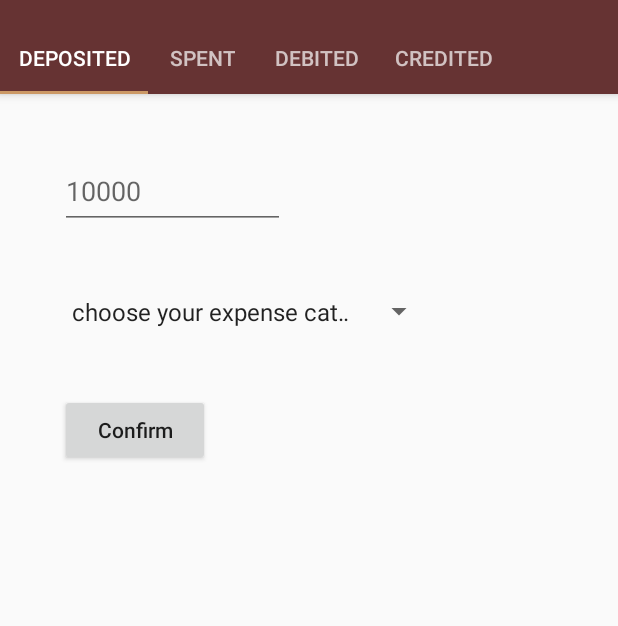
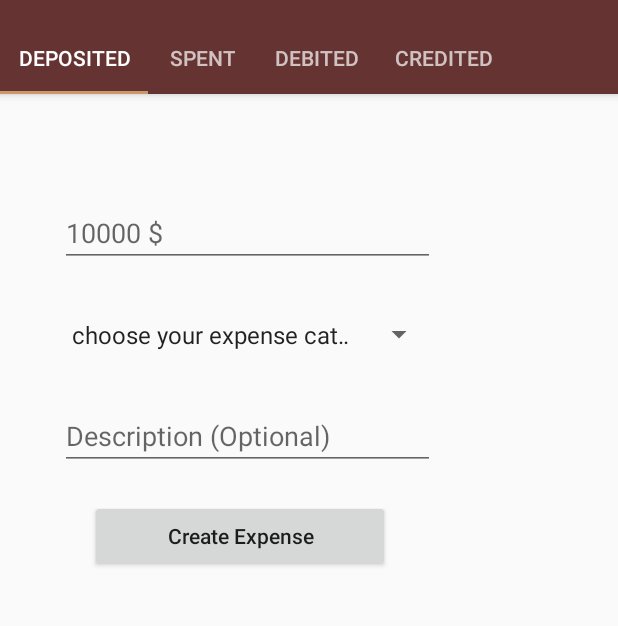
Before and after one commit to ETS-Android1/iManage, an Android app: the fragment ExpenseFragment placed in its activity, on a phone screen of 412 x 824 dp, the part 62-688 px from its top. Run offline under Robolectric (Android 15) with nearby library versions, the phone set to English and light mode, and no system bars; our stand-ins replace Volley; network calls fail; 1 statement that could not run was skipped.

Commit message:
As a user, I should be able to save an expense

```diff
--- a/app/build.gradle
+++ b/app/build.gradle
@@ -25,6 +25,7 @@ dependencies {
     implementation 'com.android.support:design:28.0.0'
     implementation 'com.android.support.constraint:constraint-layout:1.1.3'
     implementation 'com.android.volley:volley:1.1.1'
+    //implementation 'com.github.f0ris.sweetalert:library:1.5.1'
     testImplementation 'junit:junit:4.12'
     androidTestImplementation 'com.android.support.test:runner:1.0.2'
     androidTestImplementation 'com.android.support.test.espresso:espresso-core:3.0.2'
--- a/app/src/main/java/com/example/nahimana/imanage/ExpenseFragment.java
+++ b/app/src/main/java/com/example/nahimana/imanage/ExpenseFragment.java
@@ -1,6 +1,5 @@
 package com.example.nahimana.imanage;
 
-import android.content.Context;
 import android.os.Bundle;
 import android.support.annotation.NonNull;
 import android.support.annotation.Nullable;
@@ -10,20 +9,50 @@ import android.view.View;
 import android.view.ViewGroup;
 import android.widget.AdapterView;
 import android.widget.ArrayAdapter;
+import android.widget.Button;
+import android.widget.EditText;
 import android.widget.Spinner;
 import android.widget.Toast;
 
+import com.android.volley.Request;
+import com.android.volley.Response;
+import com.android.volley.VolleyError;
+import com.android.volley.toolbox.StringRequest;
+import com.example.nahimana.imanage.helpers.Constants;
+import com.example.nahimana.imanage.helpers.RequestHandler;
+import com.example.nahimana.imanage.helpers.SharedUserData;
+
+import org.json.JSONException;
+import org.json.JSONObject;
+
+import java.util.HashMap;
+import java.util.Map;
+
 public class ExpenseFragment extends Fragment implements AdapterView.OnItemSelectedListener {
 
+     public EditText etxAmount, etxDescription;
+     public Spinner spCategory;
+     public String  description, category, amount;
+     Button btnExpense;
 
     @Nullable
     @Override
     public View onCreateView(@NonNull LayoutInflater inflater, @Nullable ViewGroup container, @Nullable Bundle savedInstanceState) {
 
-
-
         View view = inflater.inflate(R.layout.fragment_expense, container,false);
 
+            etxAmount = view.findViewById(R.id.takenMoney);
+            etxDescription = view.findViewById(R.id.description);
+            spCategory = view.findViewById(R.id.expenseReason);
+
+            btnExpense = view.findViewById(R.id.storeExpense);
+            btnExpense.setOnClickListener(new View.OnClickListener() {
+                @Override
+                public void onClick(View v) {
+                    storeExpense();
+                    Toast.makeText(getContext(),"amount: " +"description: ",Toast.LENGTH_LONG).show();
+                }
+            });
 
         return  view;
        }
@@ -31,14 +60,14 @@ public class ExpenseFragment extends Fragment implements AdapterView.OnItemSelec
     @Override
     public void onViewCreated(@NonNull View view, @Nullable Bundle savedInstanceState) {
         try {
-
-
             Spinner spinner = getView().findViewById(R.id.expenseReason);
             ArrayAdapter<CharSequence> adapter = ArrayAdapter.createFromResource(getContext(), R.array.available_expenses, android.R.layout.simple_spinner_item);
             adapter.setDropDownViewResource(android.R.layout.simple_spinner_dropdown_item);
             spinner.setAdapter(adapter);
             spinner.setOnItemSelectedListener(this);
             // super.onViewCreated(view, savedInstanceState);
+
+
         }
           catch (Exception e) {
             e.printStackTrace();
@@ -55,8 +84,36 @@ try {
     public void onNothingSelected(AdapterView<?> parent) {
 
     }
-    public void setExpense()
+    public void storeExpense()
     {
+        StringRequest sr = new StringRequest(Request.Method.POST, Constants.EXPENSE_CREATE_URL, new Response.Listener<String>() {
+            @Override
+            public void onResponse(String response) {
+                try {
+                    JSONObject jo = new JSONObject(response);
+                    Toast.makeText(getContext(),jo.getString("message"), Toast.LENGTH_LONG).show();
+                } catch (JSONException e) {
+                    e.printStackTrace();
+                }
 
             }
+
+        }, new Response.ErrorListener() {
+            @Override
+            public void onErrorResponse(VolleyError error) {
+                error.printStackTrace();
             }
+        }) {
+          protected Map<String, String> getParams(){
+              Map<String, String> params = new HashMap<>();
+              params.put("category", spCategory.getSelectedItem().toString());
+              params.put("description", etxDescription.getText().toString());
+              params.put("amount", etxAmount.getText().toString());
+              params.put("user_id", SharedUserData.getInstance(getContext()).getUserId());
+              params.put("token", SharedUserData.getInstance(getContext()).getToken());
+              return  params;
+          }
+        };
+        RequestHandler.getInstance(getContext()).addToRequestQueue(sr);
+    }
+}
--- a/app/src/main/java/com/example/nahimana/imanage/User.java
+++ b/app/src/main/java/com/example/nahimana/imanage/User.java
@@ -131,6 +131,7 @@ public class User extends AppCompatActivity {
             }
         };
          RequestHandler.getInstance(this).addToRequestQueue(sr);
+
     }
 
 }
--- a/app/src/main/java/com/example/nahimana/imanage/helpers/Constants.java
+++ b/app/src/main/java/com/example/nahimana/imanage/helpers/Constants.java
@@ -3,11 +3,12 @@ package com.example.nahimana.imanage.helpers;
 public class Constants {
 
 //    public static final String ROOT_URL="http://10.0.2.2/android-recyclerview-api/index.php";
-    public static final String ROOT_URL="http://172.168.43.29/api/";
+//    public static final String ROOT_URL="http://172.20.10.5/api/";
+    public static final String ROOT_URL="http://192.168.43.29/api/";
     public static final String USER_REGISTER_URL=ROOT_URL+"users";
     public static final String LOGIN_URL = ROOT_URL+"auth/user";
     public static final String RAISE_POCKET_URL = ROOT_URL+"Controller/ActionsHandler.php";
-    public static final String EXPENSE_URL = ROOT_URL+"Controller/expense.php";
+    public static final String EXPENSE_CREATE_URL = ROOT_URL+"expenses";
 
 
 
--- a/app/src/main/res/layout/fragment_expense.xml
+++ b/app/src/main/res/layout/fragment_expense.xml
@@ -2,28 +2,41 @@
 <RelativeLayout xmlns:android="http://schemas.android.com/apk/res/android"
     android:layout_width="match_parent"
     android:layout_height="match_parent"
-    android:padding="20dp">
+    xmlns:tools="http://schemas.android.com/tools"
+    android:padding="40dp"
+    android:layout_centerHorizontal="true"
+    tools:Context=".ExpenseFragment">
     <EditText
+        android:layout_marginTop="30dp"
         android:id="@+id/takenMoney"
-        android:layout_width="150dp"
-        android:layout_height="50dp"
-        android:layout_margin="20dp"
+        android:layout_width="250dp"
+        android:layout_height="wrap_content"
         android:inputType="number"
-        android:hint="10000" />
+        android:hint="10000 $" />
     <Spinner
+        android:layout_marginTop="30dp"
         android:layout_width="250dp"
-        android:layout_margin="20dp"
         android:layout_height="30dp"
         android:layout_below="@+id/takenMoney"
         android:id="@+id/expenseReason">
     </Spinner>
+    <EditText
+        android:hint="Description (Optional)"
+        android:layout_marginTop="30dp"
+        android:layout_width="250dp"
+        android:layout_height="wrap_content"
+        android:id="@+id/description"
+        android:layout_below="@id/expenseReason"/>
 
     <Button
         android:layout_margin="20dp"
-        android:layout_width="100dp"
-       android:layout_below="@+id/expenseReason"
+        android:layout_width="200dp"
+        android:layout_below="@+id/description"
         android:layout_height="wrap_content"
         android:textAllCaps="false"
-        android:text="Confirm"/>
+        android:text="Create Expense"
+        android:id="@+id/storeExpense"
+
+        />
 
 </RelativeLayout>
```
Also changed, not shown: app/src/main/java/com/example/nahimana/imanage/helpers/SweetDialogAdapter.java (added, +31 -0 lines). Lines whose indentation alone changed are shown as unchanged.
